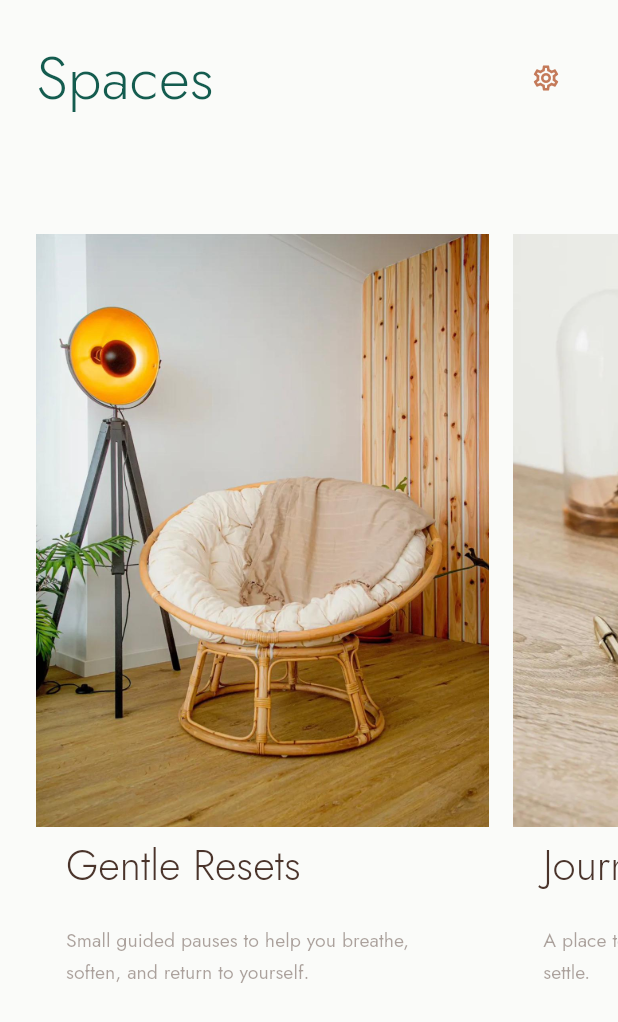
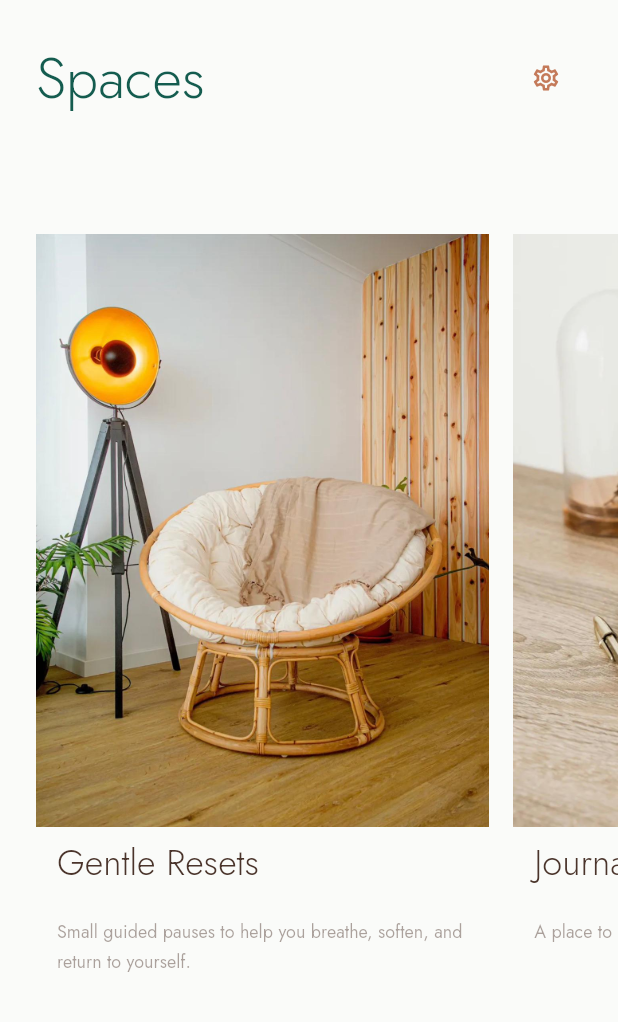
Before and after one commit to muqeetkhan01/resora, a Flutter app: the SpacesView screen opened by its route, on a phone screen of 412 x 824 dp. Shown: the top 1022 px of the screen. Run offline on Flutter 3.47's test engine with Material 3 defaults, Android fonts, the phone set to English and light mode, and no system bars; our stand-ins replace cloud_firestore, firebase_auth, firebase_core, get, google_fonts, google_sign_in and 2 more; missing offline and left inert: purchases_flutter; accounts and stored records are empty.

Commit message:
text responsive

```diff
--- /dev/null
+++ b/lib/core/utils/responsive_layout.dart
@@ -0,0 +1,56 @@
+import 'dart:math' as math;
+
+import 'package:flutter/widgets.dart';
+
+abstract final class ResponsiveLayout {
+  static const double _referenceWidth = 430;
+
+  static double scale(
+    BuildContext context, {
+    double referenceWidth = _referenceWidth,
+    double minScale = 0.88,
+    double maxScale = 1,
+  }) {
+    final width = MediaQuery.sizeOf(context).width;
+    return (width / referenceWidth).clamp(minScale, maxScale).toDouble();
+  }
+
+  static double fontSize(
+    BuildContext context,
+    double size, {
+    double referenceWidth = _referenceWidth,
+    double minScale = 0.88,
+    double maxScale = 1,
+  }) {
+    return size *
+        scale(
+          context,
+          referenceWidth: referenceWidth,
+          minScale: minScale,
+          maxScale: maxScale,
+        );
+  }
+
+  static double fontSizeForWidth(
+    double width,
+    double size, {
+    double referenceWidth = 352,
+    double minScale = 0.86,
+    double maxScale = 1,
+  }) {
+    return size * (width / referenceWidth).clamp(minScale, maxScale).toDouble();
+  }
+
+  static double slideContentWidth(BuildContext context) {
+    final availableWidth = MediaQuery.sizeOf(context).width - 66;
+    return math.min(340, math.max(260, availableWidth));
+  }
+
+  static double slideTopPadding(
+    BuildContext context, {
+    double base = 104,
+    double min = 76,
+  }) {
+    return (base * scale(context, minScale: 0.82)).clamp(min, base).toDouble();
+  }
+}
--- a/lib/modules/spaces/views/spaces_view.dart
+++ b/lib/modules/spaces/views/spaces_view.dart
@@ -4,6 +4,7 @@ import 'package:get/get.dart';
 import '../../../core/constants/app_assets.dart';
 import '../../../core/constants/app_icons.dart';
 import '../../../core/constants/app_spacing.dart';
+import '../../../core/utils/responsive_layout.dart';
 import '../../../data/models/app_models.dart';
 import '../../../routes/app_routes.dart';
 import '../../../theme/app_colors.dart';
@@ -56,10 +57,10 @@ class _SpacesViewState extends State<SpacesView> {
                       child: Text(
                         'Spaces',
                         style: textTheme.displayLarge?.copyWith(
-                          fontSize: 40,
+                          fontSize: ResponsiveLayout.fontSize(context, 40),
                           color: AppColors.primary,
                           height: 1,
-                          letterSpacing: 0.2,
+                          letterSpacing: 0,
                           fontWeight: FontWeight.w300,
                           fontStyle: FontStyle.normal,
                         ),
@@ -130,6 +131,20 @@ class _SpaceCard extends StatelessWidget {
   Widget build(BuildContext context) {
     final textTheme = Theme.of(context).textTheme;
 
+    return LayoutBuilder(
+      builder: (context, constraints) {
+        final cardWidth = constraints.maxWidth;
+        final mediaSize = MediaQuery.sizeOf(context);
+        final horizontalPadding = cardWidth < 330 ? 14.0 : 20.0;
+        final imageHeight =
+            (mediaSize.height * 0.48).clamp(320, 500).toDouble();
+        final titleSize = ResponsiveLayout.fontSizeForWidth(cardWidth, 28);
+        final subtitleSize = ResponsiveLayout.fontSizeForWidth(
+          cardWidth,
+          13,
+          minScale: 0.92,
+        );
+
         return GestureDetector(
           onTap: onTap,
           child: Container(
@@ -142,19 +157,26 @@ class _SpaceCard extends StatelessWidget {
               crossAxisAlignment: CrossAxisAlignment.start,
               children: [
                 SizedBox(
-              height: Get.height * 0.48,
+                  height: imageHeight,
                   width: double.infinity,
                   child: _SpaceImage(imagePath: slot.imagePath),
                 ),
                 Padding(
-              padding: const EdgeInsets.fromLTRB(20, 10, 20, 28),
+                  padding: EdgeInsets.fromLTRB(
+                    horizontalPadding,
+                    10,
+                    horizontalPadding,
+                    28,
+                  ),
                   child: Column(
                     crossAxisAlignment: CrossAxisAlignment.start,
                     children: [
                       Text(
                         slot.title,
+                        maxLines: 2,
+                        overflow: TextOverflow.ellipsis,
                         style: textTheme.displayMedium?.copyWith(
-                      fontSize: 28,
+                          fontSize: titleSize,
                           color: const Color(0xFF4A342B),
                           height: 1.1,
                           fontWeight: FontWeight.w300,
@@ -172,7 +194,7 @@ class _SpaceCard extends StatelessWidget {
                         slot.subtitle,
                         style: textTheme.bodyMedium?.copyWith(
                           color: const Color(0x734A342B),
-                      fontSize: 13,
+                          fontSize: subtitleSize,
                           height: 1.65,
                           fontWeight: FontWeight.w400,
                           fontStyle: FontStyle.normal,
@@ -184,6 +206,8 @@ class _SpaceCard extends StatelessWidget {
               ],
             ),
           ),
+        );
+      },
     );
   }
 }
--- a/lib/theme/app_theme.dart
+++ b/lib/theme/app_theme.dart
@@ -8,7 +8,7 @@ abstract final class AppTheme {
     TextStyle display({
       required double size,
       double height = 1.08,
-      double letterSpacing = -0.01,
+      double letterSpacing = 0,
       FontStyle style = FontStyle.normal,
       Color color = AppColors.primary,
     }) {
```
Also changed, not shown: lib/main.dart (+12 -0 lines), lib/modules/noise/views/noise_view.dart (+10 -4 lines), lib/modules/rehearse/views/rehearse_view.dart (+10 -4 lines), lib/modules/resets/views/resets_view.dart (+10 -4 lines), lib/modules/terms/views/terms_view.dart (+10 -4 lines), lib/widgets/app_bottom_nav.dart (+6 -1 lines). Lines whose indentation alone changed are shown as unchanged.
